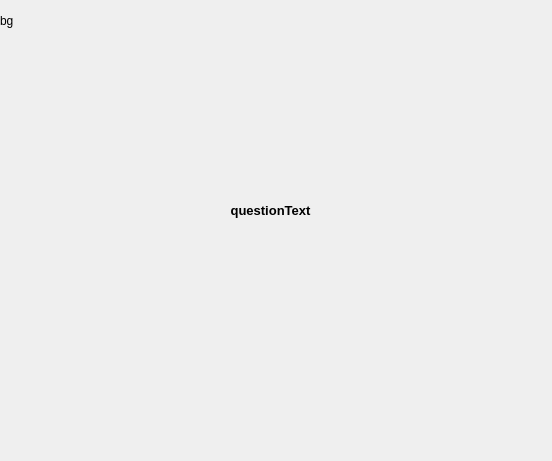
Erepb-89/disciples_mobile, file client_dir/question.ui: the form before one commit.
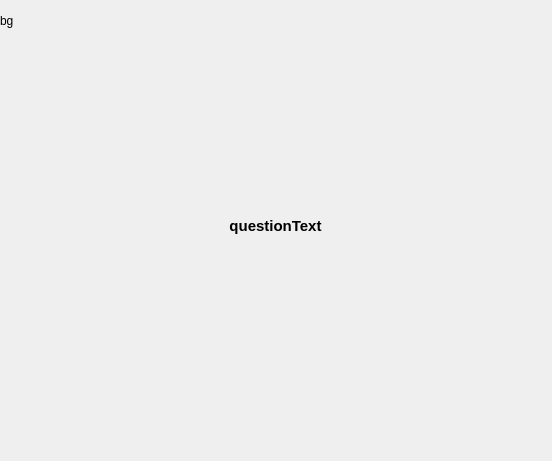
The form after the commit.

What changed in the file:
```diff
--- a/client_dir/question.ui
+++ b/client_dir/question.ui
@@ -80,15 +80,15 @@
    <widget class="QLabel" name="questionText">
     <property name="geometry">
      <rect>
-      <x>40</x>
-      <y>200</y>
-      <width>461</width>
-      <height>20</height>
+      <x>100</x>
+      <y>170</y>
+      <width>351</width>
+      <height>111</height>
      </rect>
     </property>
     <property name="font">
      <font>
-      <pointsize>10</pointsize>
+      <pointsize>11</pointsize>
       <weight>75</weight>
       <bold>true</bold>
      </font>
@@ -102,6 +102,9 @@
     <property name="alignment">
      <set>Qt::AlignCenter</set>
     </property>
+    <property name="wordWrap">
+     <bool>true</bool>
+    </property>
    </widget>
    <zorder>questionBG</zorder>
    <zorder>pushButtonNO</zorder>
```
